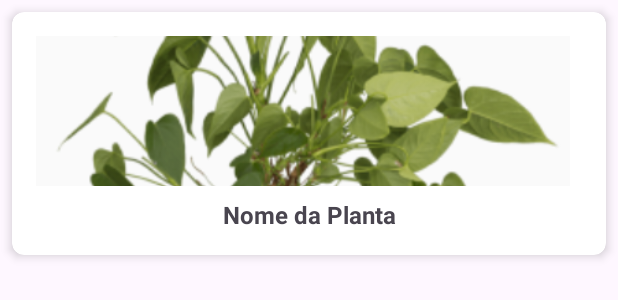
After one commit to bj307/SmartGreenhouseAPP, an Android app: the layout item_planta.xml on its own in the app's theme, with its tools: preview values and no code run, on a phone screen of 412 x 824 dp. The commit adds this screen. Shown: the top 300 px of the screen. Run offline under Robolectric (Android 15) with nearby library versions, the phone set to English and light mode, and no system bars.

Commit message:
:sparkles: feat: Criar o Adpter e linkar com o Firebase buscando as images do Storage

```diff
--- a/app/build.gradle.kts
+++ b/app/build.gradle.kts
@@ -58,4 +58,8 @@ dependencies {
     implementation("androidx.room:room-runtime:2.5.0")
     kapt("androidx.room:room-compiler:2.5.0")
     implementation("com.google.android.material:material:1.9.0")
+
+    implementation ("com.github.bumptech.glide:glide:4.15.1")
+    annotationProcessor ("com.github.bumptech.glide:compiler:4.15.1")
+
 }
--- a/app/src/main/java/com/example/smartgreenhouseapp/model/PlantaModel.kt
+++ b/app/src/main/java/com/example/smartgreenhouseapp/model/PlantaModel.kt
@@ -13,5 +13,6 @@ data class PlantaModel(
     val luminosidadeIdeal: String = "",
     val tamanho: String = "",
     val observacao: String = "",
-    val codigoSensor: String = ""
+    val codigoSensor: String = "",
+    val imageRef: String = ""
 ) : Parcelable
--- a/app/src/main/res/layout/activity_exemplo_planta.xml
+++ b/app/src/main/res/layout/activity_exemplo_planta.xml
@@ -85,7 +85,7 @@
                 android:textStyle="bold" />
 
             <TextView
-                android:id="@+id/tDescricaoPlaneta"
+                android:id="@+id/tdescHumidade"
                 android:layout_width="match_parent"
                 android:layout_height="wrap_content"
                 android:text="47%"
--- /dev/null
+++ b/app/src/main/res/layout/item_planta.xml
@@ -0,0 +1,43 @@
+<?xml version="1.0" encoding="utf-8"?>
+<androidx.cardview.widget.CardView xmlns:android="http://schemas.android.com/apk/res/android"
+    xmlns:app="http://schemas.android.com/apk/res-auto"
+    android:layout_width="match_parent"
+    android:layout_height="wrap_content"
+    android:layout_margin="8dp"
+    app:cardCornerRadius="8dp"
+    app:cardElevation="4dp">
+
+    <androidx.constraintlayout.widget.ConstraintLayout
+        android:layout_width="match_parent"
+        android:layout_height="wrap_content"
+        android:padding="16dp">
+
+        <!-- Imagem da planta -->
+        <ImageView
+            android:id="@+id/imagemPlantaImageView"
+            android:layout_width="0dp"
+            android:layout_height="100dp"
+            android:layout_marginEnd="8dp"
+            android:scaleType="centerCrop"
+            android:src="@drawable/exemplo_planta"
+            app:layout_constraintEnd_toEndOf="parent"
+            app:layout_constraintStart_toStartOf="parent"
+            app:layout_constraintTop_toTopOf="parent" />
+
+        <!-- Nome da planta -->
+        <TextView
+            android:id="@+id/nomePlantaTextView"
+            android:layout_width="0dp"
+            android:layout_height="wrap_content"
+            android:layout_marginTop="8dp"
+            android:text="Nome da Planta"
+            android:textSize="16sp"
+            android:textStyle="bold"
+            android:gravity="center"
+            app:layout_constraintStart_toStartOf="parent"
+            app:layout_constraintEnd_toEndOf="parent"
+            app:layout_constraintTop_toBottomOf="@id/imagemPlantaImageView" />
+
+    </androidx.constraintlayout.widget.ConstraintLayout>
+
+</androidx.cardview.widget.CardView>
```
Also changed, not shown: app/src/main/java/com/example/smartgreenhouseapp/adapter/PlantaAdapter.kt (added, +44 -0 lines), app/src/main/java/com/example/smartgreenhouseapp/repository/DatabaseRepository.kt (+25 -0 lines), app/src/main/java/com/example/smartgreenhouseapp/ui/dashboard/DashboardActivity.kt (+28 -7 lines), app/src/main/java/com/example/smartgreenhouseapp/ui/plantdetails/ExemploPlanta.kt (+38 -7 lines), app/src/main/res/layout/activity_dashboard.xml (+6 -54 lines).
